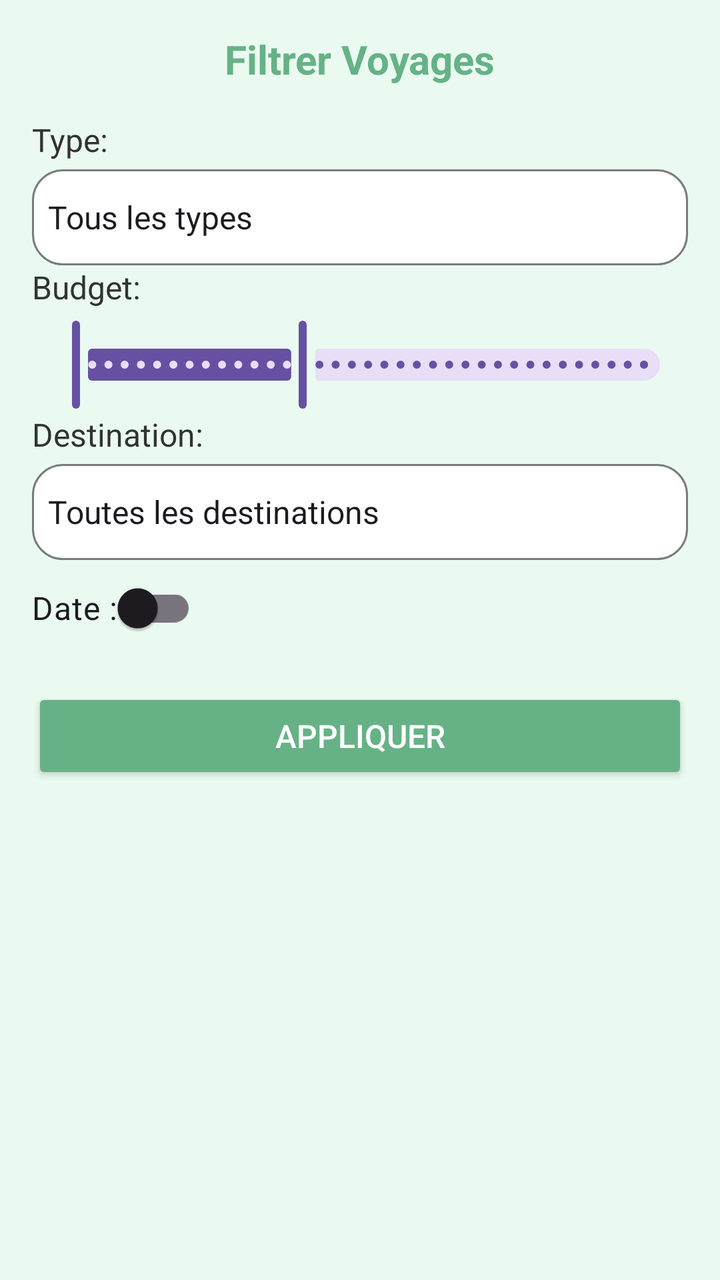
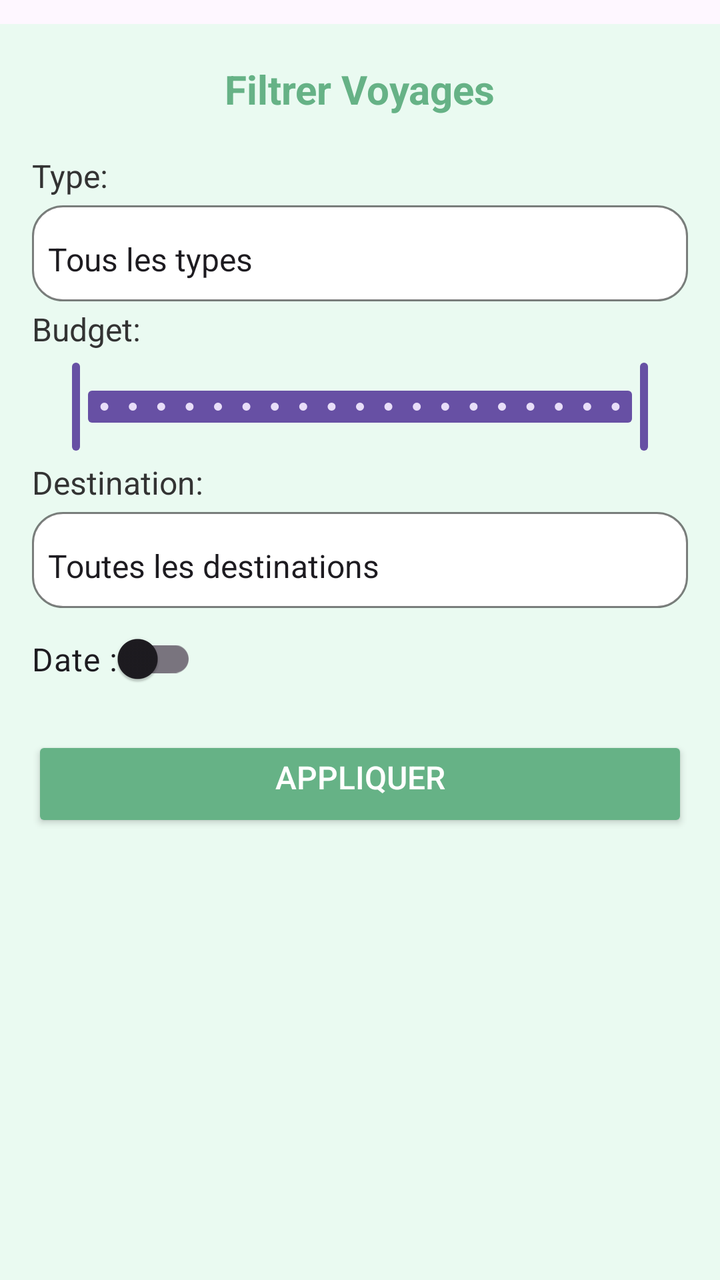

The first picture is an Android layout as it rendered before a commit; the second is the same layout after the commit. The layout source and the unified diff follow.
<!-- AndroidManifest.xml: application theme Theme.AgenceTouristique7 -->
<!-- res/layout/popup_filtre.xml -->
<?xml version="1.0" encoding="utf-8"?>
<LinearLayout xmlns:android="http://schemas.android.com/apk/res/android"
    android:layout_width="wrap_content"
    android:layout_height="wrap_content"
    android:minWidth="280dp"
    xmlns:app="http://schemas.android.com/apk/res-auto"
    android:background="#EAFAF1"
    android:orientation="vertical"
    android:padding="16dp">

    <TextView
        android:layout_width="wrap_content"
        android:layout_height="wrap_content"
        android:layout_gravity="center_horizontal"
        android:layout_marginBottom="16dp"
        android:text="@string/filtrer_voyages"
        android:textColor="@color/colorPrimary"
        android:textSize="20sp"
        android:textStyle="bold" />


    <TextView
        android:layout_width="wrap_content"
        android:layout_height="wrap_content"
        android:layout_marginBottom="4dp"
        android:text="@string/type_label"
        android:textColor="@color/black_text"
        android:textSize="16sp" />

    <Spinner
        android:id="@+id/popupTypeSpinner"
        android:layout_width="match_parent"
        android:layout_height="wrap_content"
        android:background="@drawable/spinner_background"
        android:entries="@array/type_options"
        android:minHeight="48dp"
        android:prompt="@string/type_filter"
        android:spinnerMode="dropdown" />


    <TextView
        android:layout_width="wrap_content"
        android:layout_height="wrap_content"
        android:layout_marginBottom="4dp"
        android:text="@string/budget_label"
        android:textColor="@color/black_text"
        android:textSize="16sp" />

    <com.google.android.material.slider.RangeSlider
        android:id="@+id/popupBudgetSlider"
        android:layout_width="match_parent"
        android:layout_height="wrap_content"
        android:stepSize="100.0"
        android:valueFrom="0.0"
        android:valueTo="5000.0"
        app:values="@array/slider_values" />

    <TextView
        android:layout_width="wrap_content"
        android:layout_height="wrap_content"
        android:text="@string/destination_label"
        android:textColor="@color/black_text"
        android:textSize="16sp"
        android:layout_marginBottom="4dp"/>

    <Spinner
        android:id="@+id/popupDestinationSpinner"
        android:layout_width="match_parent"
        android:layout_height="wrap_content"
        android:minHeight="48dp"
        android:entries="@array/destination_options"
        android:prompt="@string/pays_filter"
        android:spinnerMode="dropdown"
        android:background="@drawable/spinner_background"/>

    <androidx.appcompat.widget.SwitchCompat
        android:id="@+id/popupDateSwitch"
        android:layout_width="wrap_content"
        android:layout_height="wrap_content"
        android:textSize="16sp"
        android:text="@string/date"
        android:checked="false"/>

    <DatePicker
        android:id="@+id/popupDatePicker"
        android:layout_width="wrap_content"
        android:layout_height="wrap_content"
        android:visibility="gone"
        android:datePickerMode="spinner"
        android:calendarViewShown="false"
        android:minDate="today" />

    <Button
        android:id="@+id/popupFilterButton"
        android:layout_width="match_parent"
        android:layout_height="wrap_content"
        android:layout_marginTop="16dp"
        android:backgroundTint="@color/colorPrimary"
        android:text="@string/appliquer_filtres"
        android:textColor="#FFFFFF"
        android:textSize="16sp" />

</LinearLayout>
<!-- resources referenced by this layout -->
<resources>
  <string-array name="destination_options">
          <item>Toutes les destinations</item>
          <item>Paris</item>
          <item>Rome</item>
          <item>Tokyo</item>
      </string-array>
  <array name="slider_values">
          <item>0.0</item>
          <item>2000.0</item>
      </array>
  <string-array name="type_options">
          <item>Tous les types</item>
          <item>Culturel</item>
          <item>Aventure</item>
          <item>Bien-être</item>
          <item>Nature</item>
      </string-array>
  <color name="black_text">#333333</color>
  <color name="colorPrimary">#66B286</color>
  <!-- drawable spinner_background (drawable) -->
  <?xml version="1.0" encoding="utf-8"?>
  <selector xmlns:android="http://schemas.android.com/apk/res/android">
      <item android:state_enabled="true">
          <shape android:shape="rectangle">
              <solid android:color="#FFFFFF" />
              <corners android:radius="15dp" />
              <stroke android:color="#80000000" android:width="1dp"/>
          </shape>
      </item>
  </selector>
  <string name="appliquer_filtres">Appliquer</string>
  <string name="budget_label">Budget:</string>
  <string name="date">Date :</string>
  <string name="destination_label">Destination:</string>
  <string name="filtrer_voyages">Filtrer Voyages</string>
  <string name="pays_filter">Filtrer par pays…</string>
  <string name="type_filter">Filtrer par type…</string>
  <string name="type_label">Type:</string>
  <style name="Theme.AgenceTouristique7" parent="Base.Theme.AgenceTouristique7" />
  <style name="Base.Theme.AgenceTouristique7" parent="Theme.Material3.DayNight.NoActionBar">
          
          
      </style>
</resources>

<!-- the commit's change to res/layout/popup_filtre.xml (unified diff, before → after) -->
@@ -52,7 +52,7 @@
         android:layout_height="wrap_content"
         android:stepSize="100.0"
         android:valueFrom="0.0"
-        android:valueTo="5000.0"
+        android:valueTo="2000.0"
         app:values="@array/slider_values" />
 
     <TextView
<!-- resource entries referenced after the edit -->
@@ -40,8 +40,9 @@
   <string name="type_label">Type:</string>
   <style name="Theme.AgenceTouristique7" parent="Base.Theme.AgenceTouristique7" />
   <style name="Base.Theme.AgenceTouristique7" parent="Theme.Material3.DayNight.NoActionBar">
-          
-          
+          <item name="android:windowLightStatusBar">true</item>
+          <item name="android:windowActionBarOverlay">true</item>
+          <item name="android:paddingTop">3dp</item>
       </style>
 </resources>
 
